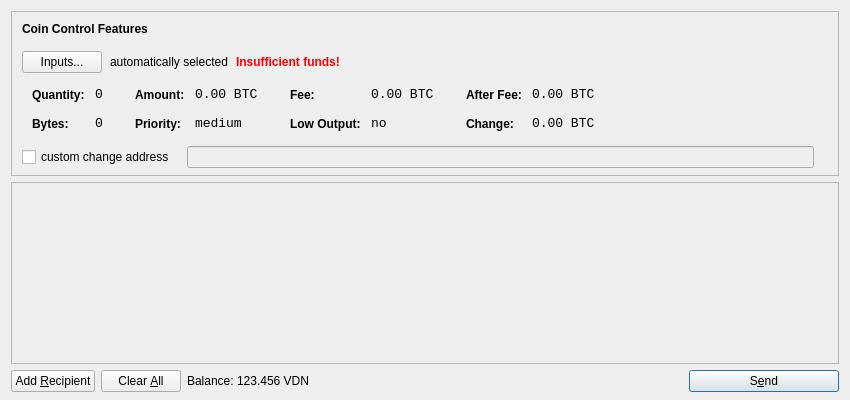
The window that src/qt/forms/sendcoinsdialog.ui (AndreaDejanGrande/vDinar) describes before a commit, drawn with Qt 5.
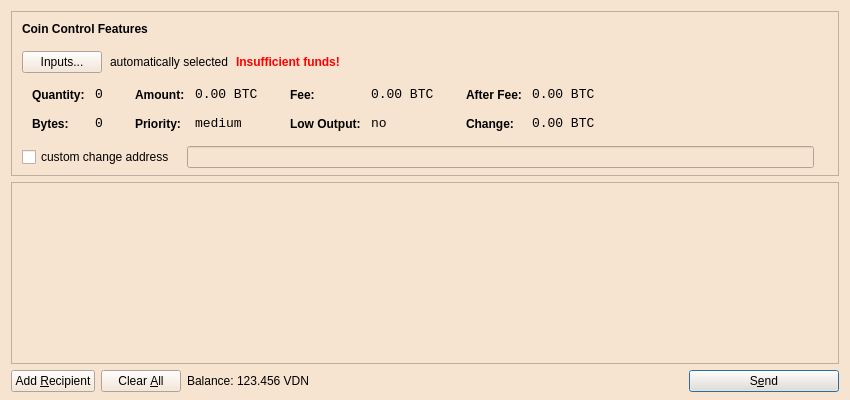
The same window after the commit. Icons and pictures are not drawn.

What changed in the file:
```diff
--- a/src/qt/forms/sendcoinsdialog.ui
+++ b/src/qt/forms/sendcoinsdialog.ui
@@ -10,6 +10,421 @@
     <height>400</height>
    </rect>
   </property>
+  <property name="palette">
+   <palette>
+    <active>
+     <colorrole role="WindowText">
+      <brush brushstyle="SolidPattern">
+       <color alpha="255">
+        <red>0</red>
+        <green>0</green>
+        <blue>0</blue>
+       </color>
+      </brush>
+     </colorrole>
+     <colorrole role="Button">
+      <brush brushstyle="SolidPattern">
+       <color alpha="255">
+        <red>246</red>
+        <green>227</green>
+        <blue>208</blue>
+       </color>
+      </brush>
+     </colorrole>
+     <colorrole role="Light">
+      <brush brushstyle="SolidPattern">
+       <color alpha="255">
+        <red>255</red>
+        <green>255</green>
+        <blue>255</blue>
+       </color>
+      </brush>
+     </colorrole>
+     <colorrole role="Midlight">
+      <brush brushstyle="SolidPattern">
+       <color alpha="255">
+        <red>250</red>
+        <green>241</green>
+        <blue>231</blue>
+       </color>
+      </brush>
+     </colorrole>
+     <colorrole role="Dark">
+      <brush brushstyle="SolidPattern">
+       <color alpha="255">
+        <red>123</red>
+        <green>113</green>
+        <blue>104</blue>
+       </color>
+      </brush>
+     </colorrole>
+     <colorrole role="Mid">
+      <brush brushstyle="SolidPattern">
+       <color alpha="255">
+        <red>164</red>
+        <green>151</green>
+        <blue>139</blue>
+       </color>
+      </brush>
+     </colorrole>
+     <colorrole role="Text">
+      <brush brushstyle="SolidPattern">
+       <color alpha="255">
+        <red>0</red>
+        <green>0</green>
+        <blue>0</blue>
+       </color>
+      </brush>
+     </colorrole>
+     <colorrole role="BrightText">
+      <brush brushstyle="SolidPattern">
+       <color alpha="255">
+        <red>255</red>
+        <green>255</green>
+        <blue>255</blue>
+       </color>
+      </brush>
+     </colorrole>
+     <colorrole role="ButtonText">
+      <brush brushstyle="SolidPattern">
+       <color alpha="255">
+        <red>0</red>
+        <green>0</green>
+        <blue>0</blue>
+       </color>
+      </brush>
+     </colorrole>
+     <colorrole role="Base">
+      <brush brushstyle="SolidPattern">
+       <color alpha="255">
+        <red>255</red>
+        <green>255</green>
+        <blue>255</blue>
+       </color>
+      </brush>
+     </colorrole>
+     <colorrole role="Window">
+      <brush brushstyle="SolidPattern">
+       <color alpha="255">
+        <red>246</red>
+        <green>227</green>
+        <blue>208</blue>
+       </color>
+      </brush>
+     </colorrole>
+     <colorrole role="Shadow">
+      <brush brushstyle="SolidPattern">
+       <color alpha="255">
+        <red>0</red>
+        <green>0</green>
+        <blue>0</blue>
+       </color>
+      </brush>
+     </colorrole>
+     <colorrole role="AlternateBase">
+      <brush brushstyle="SolidPattern">
+       <color alpha="255">
+        <red>250</red>
+        <green>241</green>
+        <blue>231</blue>
+       </color>
+      </brush>
+     </colorrole>
+     <colorrole role="ToolTipBase">
+      <brush brushstyle="SolidPattern">
+       <color alpha="255">
+        <red>255</red>
+        <green>255</green>
+        <blue>220</blue>
+       </color>
+      </brush>
+     </colorrole>
+     <colorrole role="ToolTipText">
+      <brush brushstyle="SolidPattern">
+       <color alpha="255">
+        <red>0</red>
+        <green>0</green>
+        <blue>0</blue>
+       </color>
+      </brush>
+     </colorrole>
+    </active>
+    <inactive>
+     <colorrole role="WindowText">
+      <brush brushstyle="SolidPattern">
+       <color alpha="255">
+        <red>0</red>
+        <green>0</green>
+        <blue>0</blue>
+       </color>
+      </brush>
+     </colorrole>
+     <colorrole role="Button">
+      <brush brushstyle="SolidPattern">
+       <color alpha="255">
+        <red>246</red>
+        <green>227</green>
+        <blue>208</blue>
+       </color>
+      </brush>
+     </colorrole>
+     <colorrole role="Light">
+      <brush brushstyle="SolidPattern">
+       <color alpha="255">
+        <red>255</red>
+        <green>255</green>
+        <blue>255</blue>
+       </color>
+      </brush>
+     </colorrole>
+     <colorrole role="Midlight">
+      <brush brushstyle="SolidPattern">
+       <color alpha="255">
+        <red>250</red>
+        <green>241</green>
+        <blue>231</blue>
+       </color>
+      </brush>
+     </colorrole>
+     <colorrole role="Dark">
+      <brush brushstyle="SolidPattern">
+       <color alpha="255">
+        <red>123</red>
+        <green>113</green>
+        <blue>104</blue>
+       </color>
+      </brush>
+     </colorrole>
+     <colorrole role="Mid">
+      <brush brushstyle="SolidPattern">
+       <color alpha="255">
+        <red>164</red>
+        <green>151</green>
+        <blue>139</blue>
+       </color>
+      </brush>
+     </colorrole>
+     <colorrole role="Text">
+      <brush brushstyle="SolidPattern">
+       <color alpha="255">
+        <red>0</red>
+        <green>0</green>
+        <blue>0</blue>
+       </color>
+      </brush>
+     </colorrole>
+     <colorrole role="BrightText">
+      <brush brushstyle="SolidPattern">
+       <color alpha="255">
+        <red>255</red>
+        <green>255</green>
+        <blue>255</blue>
+       </color>
+      </brush>
+     </colorrole>
+     <colorrole role="ButtonText">
+      <brush brushstyle="SolidPattern">
+       <color alpha="255">
+        <red>0</red>
+        <green>0</green>
+        <blue>0</blue>
+       </color>
+      </brush>
+     </colorrole>
+     <colorrole role="Base">
+      <brush brushstyle="SolidPattern">
+       <color alpha="255">
+        <red>255</red>
+        <green>255</green>
+        <blue>255</blue>
+       </color>
+      </brush>
+     </colorrole>
+     <colorrole role="Window">
+      <brush brushstyle="SolidPattern">
+       <color alpha="255">
+        <red>246</red>
+        <green>227</green>
+        <blue>208</blue>
+       </color>
+      </brush>
+     </colorrole>
+     <colorrole role="Shadow">
+      <brush brushstyle="SolidPattern">
+       <color alpha="255">
+        <red>0</red>
+        <green>0</green>
+        <blue>0</blue>
+       </color>
+      </brush>
+     </colorrole>
+     <colorrole role="AlternateBase">
+      <brush brushstyle="SolidPattern">
+       <color alpha="255">
+        <red>250</red>
+        <green>241</green>
+        <blue>231</blue>
+       </color>
+      </brush>
+     </colorrole>
+     <colorrole role="ToolTipBase">
+      <brush brushstyle="SolidPattern">
+       <color alpha="255">
+        <red>255</red>
+        <green>255</green>
+        <blue>220</blue>
+       </color>
+      </brush>
+     </colorrole>
+     <colorrole role="ToolTipText">
+      <brush brushstyle="SolidPattern">
+       <color alpha="255">
+        <red>0</red>
+        <green>0</green>
+        <blue>0</blue>
+       </color>
+      </brush>
+     </colorrole>
+    </inactive>
+    <disabled>
+     <colorrole role="WindowText">
+      <brush brushstyle="SolidPattern">
+       <color alpha="255">
+        <red>123</red>
+        <green>113</green>
+        <blue>104</blue>
+       </color>
+      </brush>
+     </colorrole>
+     <colorrole role="Button">
+      <brush brushstyle="SolidPattern">
+       <color alpha="255">
+        <red>246</red>
+        <green>227</green>
+        <blue>208</blue>
+       </color>
+      </brush>
+     </colorrole>
+     <colorrole role="Light">
+      <brush brushstyle="SolidPattern">
+       <color alpha="255">
+        <red>255</red>
+        <green>255</green>
+        <blue>255</blue>
+       </color>
+      </brush>
+     </colorrole>
+     <colorrole role="Midlight">
+      <brush brushstyle="SolidPattern">
+       <color alpha="255">
+        <red>250</red>
+        <green>241</green>
+        <blue>231</blue>
+       </color>
+      </brush>
+     </colorrole>
+     <colorrole role="Dark">
+      <brush brushstyle="SolidPattern">
+       <color alpha="255">
+        <red>123</red>
+        <green>113</green>
+        <blue>104</blue>
+       </color>
+      </brush>
+     </colorrole>
+     <colorrole role="Mid">
+      <brush brushstyle="SolidPattern">
+       <color alpha="255">
+        <red>164</red>
+        <green>151</green>
+        <blue>139</blue>
+       </color>
+      </brush>
+     </colorrole>
+     <colorrole role="Text">
+      <brush brushstyle="SolidPattern">
+       <color alpha="255">
+        <red>123</red>
+        <green>113</green>
+        <blue>104</blue>
+       </color>
+      </brush>
+     </colorrole>
+     <colorrole role="BrightText">
+      <brush brushstyle="SolidPattern">
+       <color alpha="255">
+        <red>255</red>
+        <green>255</green>
+        <blue>255</blue>
+       </color>
+      </brush>
+     </colorrole>
+     <colorrole role="ButtonText">
+      <brush brushstyle="SolidPattern">
+       <color alpha="255">
+        <red>123</red>
+        <green>113</green>
+        <blue>104</blue>
+       </color>
+      </brush>
+     </colorrole>
+     <colorrole role="Base">
+      <brush brushstyle="SolidPattern">
+       <color alpha="255">
+        <red>246</red>
+        <green>227</green>
+        <blue>208</blue>
+       </color>
+      </brush>
+     </colorrole>
+     <colorrole role="Window">
+      <brush brushstyle="SolidPattern">
+       <color alpha="255">
+        <red>246</red>
+        <green>227</green>
+        <blue>208</blue>
+       </color>
+      </brush>
+     </colorrole>
+     <colorrole role="Shadow">
+      <brush brushstyle="SolidPattern">
+       <color alpha="255">
+        <red>0</red>
+        <green>0</green>
+        <blue>0</blue>
+       </color>
+      </brush>
+     </colorrole>
+     <colorrole role="AlternateBase">
+      <brush brushstyle="SolidPattern">
+       <color alpha="255">
+        <red>246</red>
+        <green>227</green>
+        <blue>208</blue>
+       </color>
+      </brush>
+     </colorrole>
+     <colorrole role="ToolTipBase">
+      <brush brushstyle="SolidPattern">
+       <color alpha="255">
+        <red>255</red>
+        <green>255</green>
+        <blue>220</blue>
+       </color>
+      </brush>
+     </colorrole>
+     <colorrole role="ToolTipText">
+      <brush brushstyle="SolidPattern">
+       <color alpha="255">
+        <red>0</red>
+        <green>0</green>
+        <blue>0</blue>
+       </color>
+      </brush>
+     </colorrole>
+    </disabled>
+   </palette>
+  </property>
   <property name="windowTitle">
    <string>Send Coins</string>
   </property>
@@ -39,7 +454,7 @@
      </property>
      <layout class="QVBoxLayout" name="verticalLayoutCoinControl2">
       <property name="spacing">
-       <number>-1</number>
+       <number>6</number>
       </property>
       <property name="leftMargin">
        <number>0</number>
@@ -626,7 +1041,7 @@
         <x>0</x>
         <y>0</y>
         <width>830</width>
-        <height>165</height>
+        <height>170</height>
        </rect>
       </property>
       <layout class="QVBoxLayout" name="verticalLayout_2">
```
Left out of the diff: 22 changed lines with no effect on the pictures.
